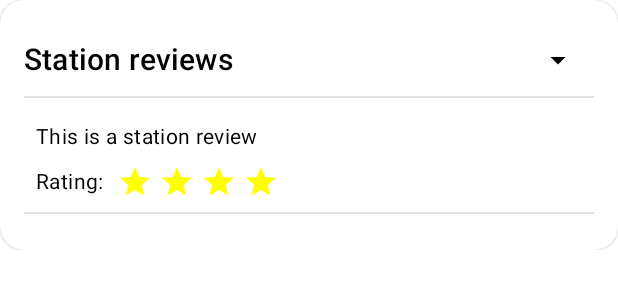
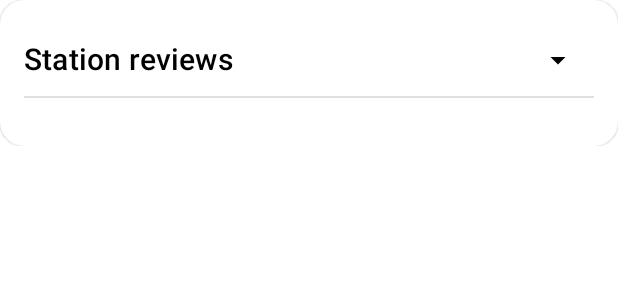
Before and after one commit to josermartinez/ElectriCars, an Android app built with Jetpack Compose: the @Preview function ReviewsSectionPreview, on a phone screen of 412 x 824 dp. Shown: the top 300 px of the screen. Run offline under Robolectric (Android 15) with nearby library versions, the phone set to English and light mode, and no system bars.

Commit message:
Peuqeños cambios en la UI

```diff
--- a/app/src/main/java/com/zemoga/electricars/data/remote/interceptor/AuthorizationInterceptor.kt
+++ b/app/src/main/java/com/zemoga/electricars/data/remote/interceptor/AuthorizationInterceptor.kt
@@ -12,8 +12,8 @@ class AuthorizationInterceptor : HttpInterceptor {
         chain: HttpInterceptorChain
     ): HttpResponse {
         val requestBuild = request.newBuilder()
-            .addHeader("x-client-id", "62ae49dab0d2b6c85e3ac2e3")
-            .addHeader("x-app-id", "62ae49dab0d2b6c85e3ac2e5")
+            .addHeader("x-client-id", "62ba4e6db0d2b6c85e3b9a46")
+            .addHeader("x-app-id", "62ba4e6db0d2b6c85e3b9a48")
             .build()
         return chain.proceed(requestBuild)
     }
--- a/app/src/main/java/com/zemoga/electricars/presentation/review/ReviewSection.kt
+++ b/app/src/main/java/com/zemoga/electricars/presentation/review/ReviewSection.kt
@@ -1,13 +1,18 @@
 package com.zemoga.electricars.presentation.review
 
+import androidx.compose.animation.AnimatedVisibility
+import androidx.compose.animation.core.LinearEasing
+import androidx.compose.animation.core.animateFloatAsState
+import androidx.compose.animation.core.tween
 import androidx.compose.foundation.layout.*
 import androidx.compose.foundation.shape.CornerSize
 import androidx.compose.material.*
 import androidx.compose.material.icons.Icons
 import androidx.compose.material.icons.filled.ArrowDropDown
-import androidx.compose.runtime.Composable
+import androidx.compose.runtime.*
 import androidx.compose.ui.Alignment
 import androidx.compose.ui.Modifier
+import androidx.compose.ui.draw.rotate
 import androidx.compose.ui.res.stringResource
 import androidx.compose.ui.tooling.preview.Preview
 import androidx.compose.ui.unit.dp
@@ -18,6 +23,17 @@ import com.zemoga.electricars.ui.spacing
 
 @Composable
 fun ReviewsSection(modifier: Modifier = Modifier, reviews: List<Review>? = emptyList()) {
+    var reviewListShown by remember { mutableStateOf(false) }
+    var rotationValue by remember {
+        mutableStateOf(0f)
+    }
+    val angle: Float by animateFloatAsState(
+        targetValue = rotationValue,
+        animationSpec = tween(
+            durationMillis = 300,
+            easing = LinearEasing
+        )
+    )
     Card(
         modifier = modifier,
         shape = MaterialTheme.shapes.medium.copy(all = CornerSize(16.dp))
@@ -36,15 +52,27 @@ fun ReviewsSection(modifier: Modifier = Modifier, reviews: List<Review>? = empty
                     style = MaterialTheme.typography.h6,
                     modifier = Modifier.weight(1f)
                 )
-                IconButton(onClick = { }) {
-                    Icon(imageVector = Icons.Default.ArrowDropDown, contentDescription = null)
+                IconButton(
+                    onClick = {
+                        rotationValue = if (rotationValue == 0f) 180f else 0f
+                        reviewListShown = !reviewListShown
+                    }) {
+                    Icon(
+                        modifier = Modifier.rotate(angle),
+                        imageVector = Icons.Default.ArrowDropDown,
+                        contentDescription = null
+                    )
                 }
             }
             Divider(modifier = Modifier.fillMaxWidth())
             Spacer(modifier = Modifier.height(MaterialTheme.spacing.medium))
-            Column(modifier = Modifier.fillMaxWidth()) {
-                reviews?.forEach { review ->
-                    ReviewItemList(review = review)
+            AnimatedVisibility(
+                visible = reviewListShown
+            ) {
+                Column(modifier = Modifier.fillMaxWidth()) {
+                    reviews?.forEach { review ->
+                        ReviewItemList(review = review)
+                    }
                 }
             }
         }
```
Also changed, not shown: app/src/main/java/com/zemoga/electricars/presentation/review/ReviewBottomSheet.kt (+14 -14 lines), app/src/main/java/com/zemoga/electricars/presentation/review/ReviewViewModel.kt (+6 -2 lines), app/src/main/java/com/zemoga/electricars/presentation/station_details/StationDetailsScreen.kt (+11 -14 lines).
